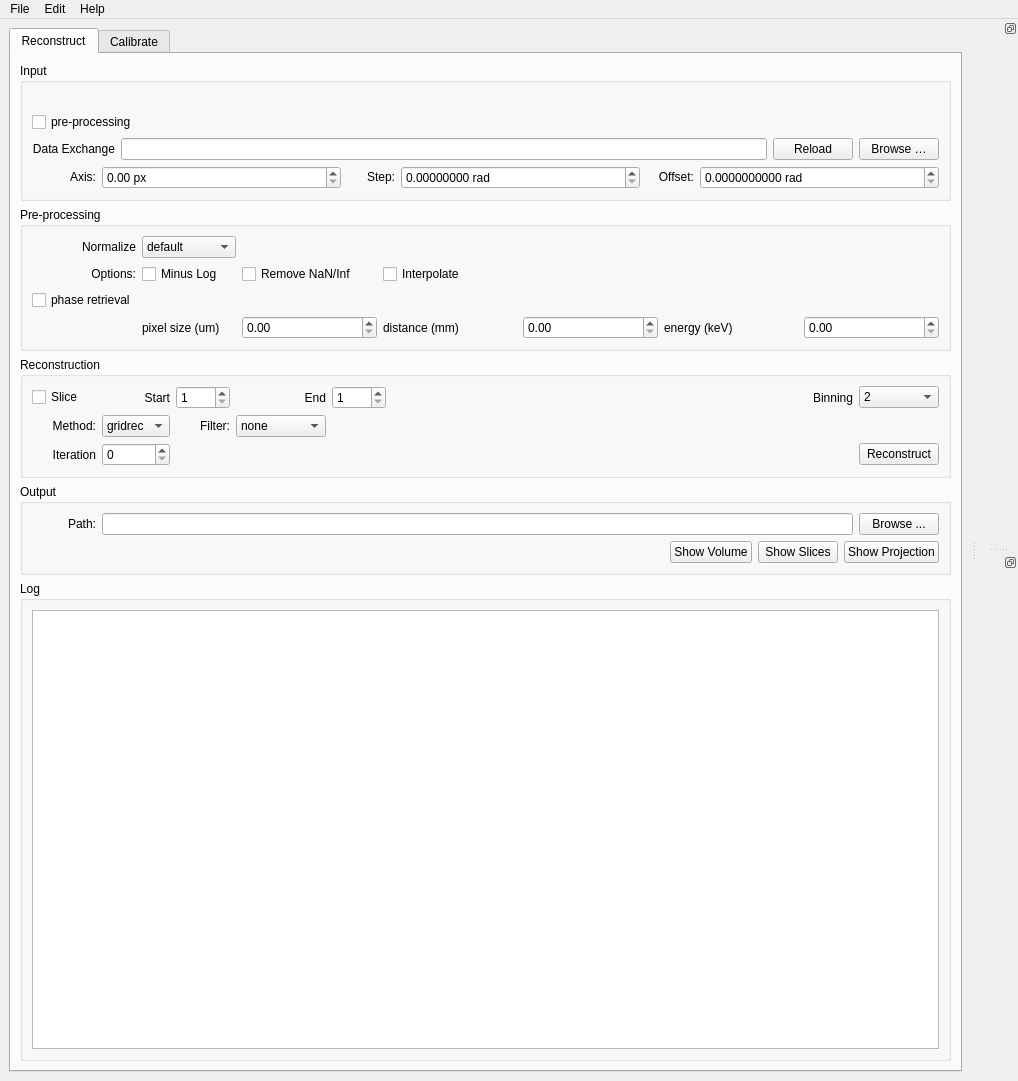
Old version of the form tomopyui/gui.ui in the repository tomography/tomopy-gui.
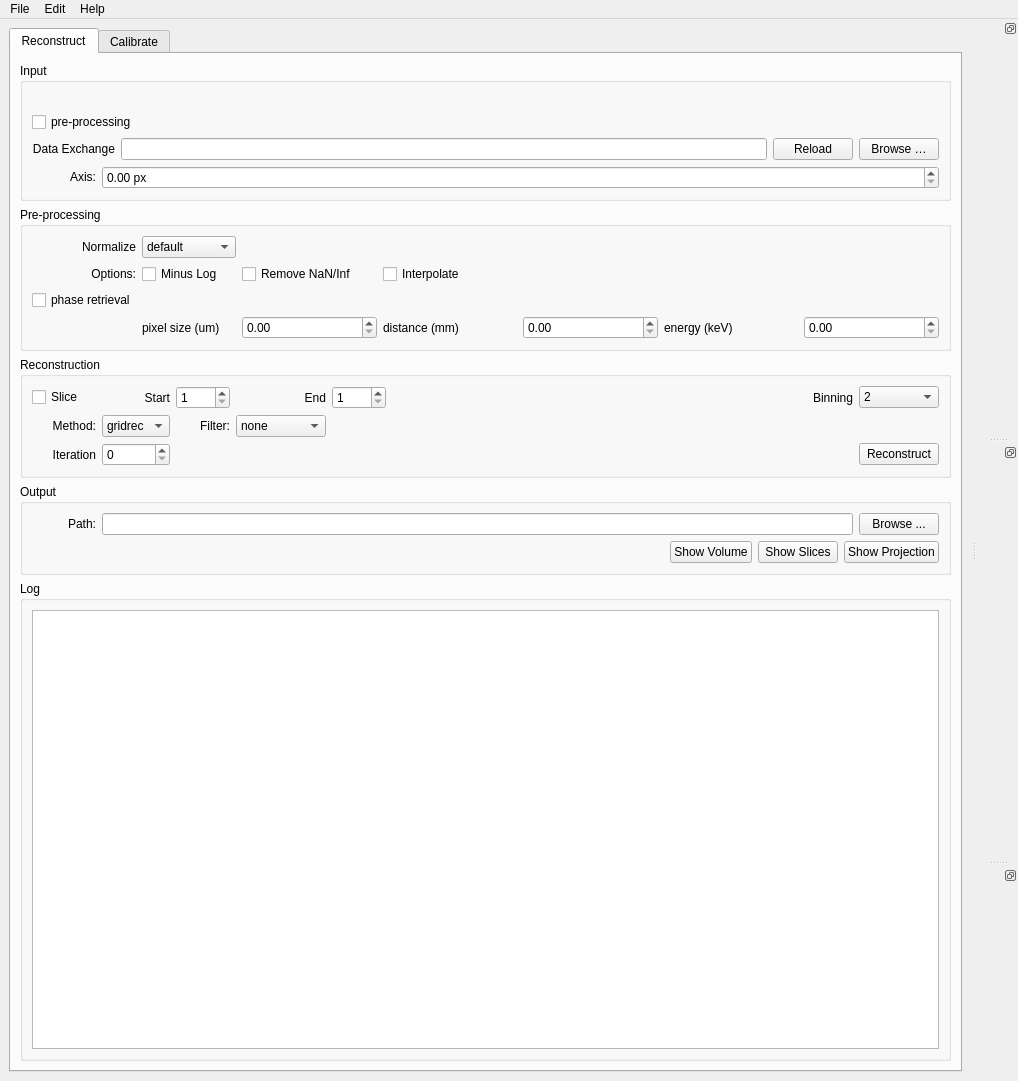
New version of the form.

Commit message: added reconstruction viewer

The edit to the form file:
```diff
--- a/tomopyui/gui.ui
+++ b/tomopyui/gui.ui
@@ -184,35 +184,10 @@
             </layout>
            </item>
            <item>
-            <layout class="QGridLayout" name="params_layout" columnstretch="0,0,0,0,0,0,0,0">
+            <layout class="QGridLayout" name="params_layout" columnstretch="0,0,0,0">
              <property name="horizontalSpacing">
               <number>6</number>
              </property>
-             <item row="0" column="4">
-              <widget class="QLabel" name="angle_label">
-               <property name="sizePolicy">
-                <sizepolicy hsizetype="Minimum" vsizetype="Fixed">
-                 <horstretch>0</horstretch>
-                 <verstretch>0</verstretch>
-                </sizepolicy>
-               </property>
-               <property name="minimumSize">
-                <size>
-                 <width>48</width>
-                 <height>0</height>
-                </size>
-               </property>
-               <property name="toolTip">
-                <string notr="true"/>
-               </property>
-               <property name="text">
-                <string>Step:</string>
-               </property>
-               <property name="alignment">
-                <set>Qt::AlignRight|Qt::AlignTrailing|Qt::AlignVCenter</set>
-               </property>
-              </widget>
-             </item>
              <item row="0" column="3">
               <widget class="QDoubleSpinBox" name="axis_spin">
                <property name="sizePolicy">
@@ -260,72 +235,6 @@
                </property>
               </widget>
              </item>
-             <item row="0" column="6">
-              <widget class="QLabel" name="offset_label">
-               <property name="sizePolicy">
-                <sizepolicy hsizetype="Minimum" vsizetype="Fixed">
-                 <horstretch>0</horstretch>
-                 <verstretch>0</verstretch>
-                </sizepolicy>
-               </property>
-               <property name="minimumSize">
-                <size>
-                 <width>48</width>
-                 <height>0</height>
-                </size>
-               </property>
-               <property name="toolTip">
-                <string notr="true"/>
-               </property>
-               <property name="text">
-                <string>Offset:</string>
-               </property>
-               <property name="alignment">
-                <set>Qt::AlignRight|Qt::AlignTrailing|Qt::AlignVCenter</set>
-               </property>
-              </widget>
-             </item>
-             <item row="0" column="7">
-              <widget class="QDoubleSpinBox" name="angle_offset">
-               <property name="sizePolicy">
-                <sizepolicy hsizetype="Expanding" vsizetype="Fixed">
-                 <horstretch>0</horstretch>
-                 <verstretch>0</verstretch>
-                </sizepolicy>
-               </property>
-               <property name="toolTip">
-                <string notr="true"/>
-               </property>
-               <property name="suffix">
-                <string> rad</string>
-               </property>
-               <property name="decimals">
-                <number>10</number>
-               </property>
-              </widget>
-             </item>
-             <item row="0" column="5">
-              <widget class="QDoubleSpinBox" name="angle_step">
-               <property name="sizePolicy">
-                <sizepolicy hsizetype="Expanding" vsizetype="Fixed">
-                 <horstretch>0</horstretch>
-                 <verstretch>0</verstretch>
-                </sizepolicy>
-               </property>
-               <property name="toolTip">
-                <string notr="true"/>
-               </property>
-               <property name="suffix">
-                <string> rad</string>
-               </property>
-               <property name="decimals">
-                <number>8</number>
-               </property>
-               <property name="maximum">
-                <double>361.000000000000000</double>
-               </property>
-              </widget>
-             </item>
             </layout>
            </item>
           </layout>
@@ -1401,7 +1310,7 @@
    <addaction name="edit_menu"/>
    <addaction name="menuHelp"/>
   </widget>
-  <widget class="QDockWidget" name="slice_dock">
+  <widget class="QDockWidget" name="projection_dock">
    <property name="features">
     <set>QDockWidget::DockWidgetFloatable|QDockWidget::DockWidgetMovable</set>
    </property>
@@ -1429,6 +1338,15 @@
     <layout class="QVBoxLayout" name="verticalLayout_3"/>
    </widget>
   </widget>
+  <widget class="QDockWidget" name="slice_dock">
+   <property name="features">
+    <set>QDockWidget::DockWidgetFloatable|QDockWidget::DockWidgetMovable</set>
+   </property>
+   <attribute name="dockWidgetArea">
+    <number>2</number>
+   </attribute>
+   <widget class="QWidget" name="dockWidgetContents_3"/>
+  </widget>
   <action name="actionOpen">
    <property name="text">
     <string>Open</string>
```
The commit also changes 2 other files.
